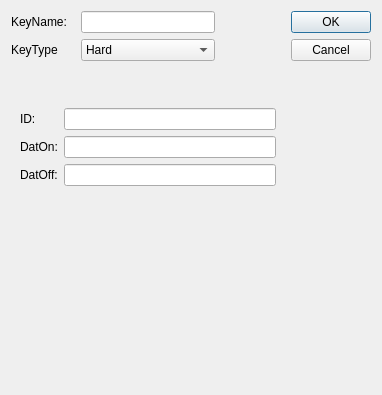
Qt form SubWidget/reshardedit.ui (RoadRover-AutoTest/QtDemo) before a commit.
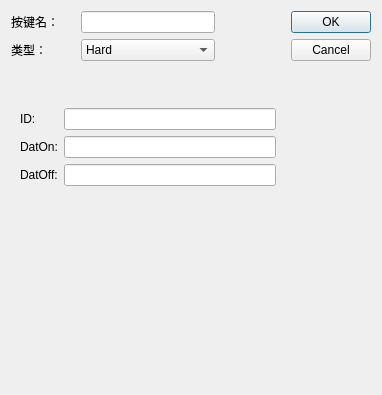
The same form after that commit.

What changed in the file:
```diff
--- a/SubWidget/reshardedit.ui
+++ b/SubWidget/reshardedit.ui
@@ -17,7 +17,7 @@
    <item row="0" column="0">
     <widget class="QLabel" name="label_2">
      <property name="text">
-      <string>KeyName:</string>
+      <string>按键名：</string>
      </property>
     </widget>
    </item>
@@ -59,7 +59,7 @@
    <item row="1" column="0">
     <widget class="QLabel" name="label_3">
      <property name="text">
-      <string>KeyType</string>
+      <string>类型：</string>
      </property>
     </widget>
    </item>
```
